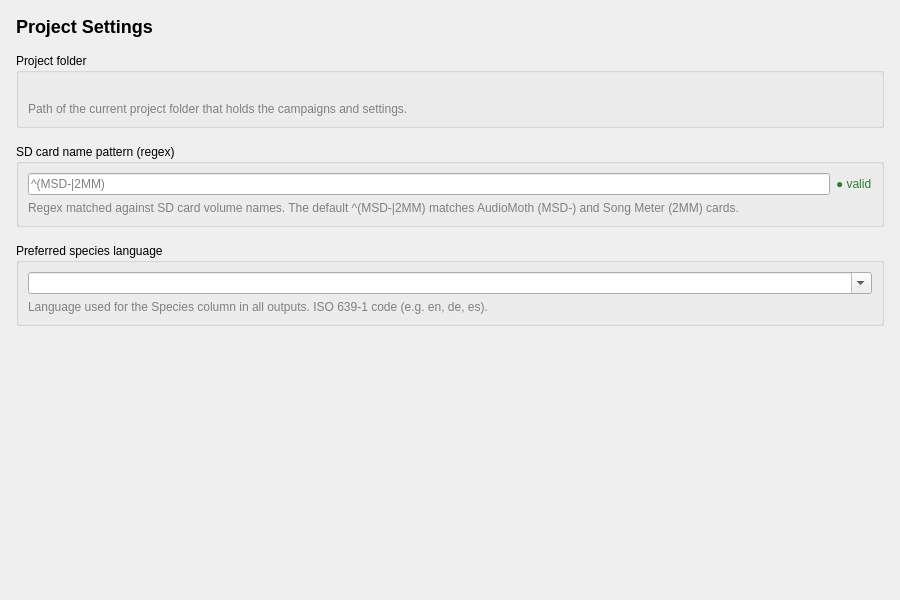
The window that src/pam_analyzer/ui/panels/project_panel.ui (kenwer/pam-analyzer) describes before a commit, drawn with Qt 5.
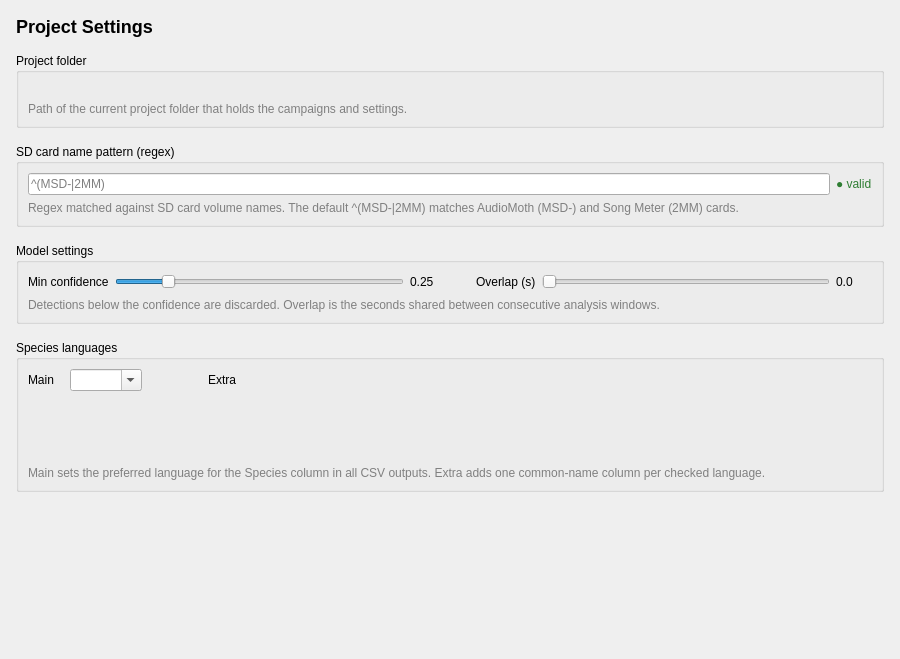
The same window after the commit.

Commit message: Move model settings to the project panel

The edit to the form file:
```diff
--- a/src/pam_analyzer/ui/panels/project_panel.ui
+++ b/src/pam_analyzer/ui/panels/project_panel.ui
@@ -7,10 +7,13 @@
     <x>0</x>
     <y>0</y>
     <width>900</width>
-    <height>600</height>
+    <height>659</height>
    </rect>
   </property>
   <layout class="QVBoxLayout" name="root_layout">
+   <property name="spacing">
+    <number>16</number>
+   </property>
    <property name="leftMargin">
     <number>16</number>
    </property>
@@ -23,21 +26,16 @@
    <property name="bottomMargin">
     <number>16</number>
    </property>
-   <property name="spacing">
-    <number>16</number>
-   </property>
    <item>
     <widget class="QLabel" name="title_label">
-     <property name="text">
-      <string>Project Settings</string>
-     </property>
      <property name="styleSheet">
       <string>font-size: 18px; font-weight: 600;</string>
      </property>
+     <property name="text">
+      <string>Project Settings</string>
+     </property>
     </widget>
    </item>
-
-   <!-- Project folder (read-only) -->
    <item>
     <widget class="QGroupBox" name="folder_group">
      <property name="title">
@@ -46,41 +44,39 @@
      <layout class="QVBoxLayout" name="folder_layout">
       <item>
        <widget class="QLabel" name="folder_label">
-        <property name="text">
-         <string/>
-        </property>
-        <property name="textInteractionFlags">
-         <set>Qt::TextSelectableByMouse|Qt::LinksAccessibleByMouse</set>
-        </property>
         <property name="cursor">
          <cursorShape>PointingHandCursor</cursorShape>
         </property>
         <property name="styleSheet">
          <string>color: #1a73e8; text-decoration: underline;</string>
         </property>
+        <property name="text">
+         <string/>
+        </property>
         <property name="openExternalLinks">
          <bool>false</bool>
         </property>
+        <property name="textInteractionFlags">
+         <set>Qt::TextInteractionFlag::LinksAccessibleByMouse|Qt::TextInteractionFlag::TextSelectableByMouse</set>
+        </property>
        </widget>
       </item>
       <item>
        <widget class="QLabel" name="folder_caption_label">
+        <property name="styleSheet">
+         <string>color: gray;</string>
+        </property>
         <property name="text">
          <string>Path of the current project folder that holds the campaigns and settings.</string>
         </property>
         <property name="wordWrap">
          <bool>true</bool>
         </property>
-        <property name="styleSheet">
-         <string>color: gray;</string>
-        </property>
        </widget>
       </item>
      </layout>
     </widget>
    </item>
-
-   <!-- SD card name pattern -->
    <item>
     <widget class="QGroupBox" name="sdcard_group">
      <property name="title">
@@ -98,14 +94,11 @@
         </item>
         <item>
          <widget class="QLabel" name="regex_indicator_label">
-          <property name="text">
-           <string>● valid</string>
-          </property>
           <property name="styleSheet">
            <string>color: #2e7d32;</string>
           </property>
-          <property name="minimumWidth">
-           <number>80</number>
+          <property name="text">
+           <string>● valid</string>
           </property>
          </widget>
         </item>
@@ -113,59 +106,249 @@
       </item>
       <item>
        <widget class="QLabel" name="sdcard_caption_label">
+        <property name="styleSheet">
+         <string>color: gray;</string>
+        </property>
         <property name="text">
          <string>Regex matched against SD card volume names. The default ^(MSD-|2MM) matches AudioMoth (MSD-) and Song Meter (2MM) cards.</string>
         </property>
         <property name="wordWrap">
          <bool>true</bool>
         </property>
+       </widget>
+      </item>
+     </layout>
+    </widget>
+   </item>
+   <item>
+    <widget class="QGroupBox" name="thresholds_group">
+     <property name="title">
+      <string>Model settings</string>
+     </property>
+     <layout class="QVBoxLayout" name="thresholds_layout">
+      <item>
+       <layout class="QHBoxLayout" name="thresholds_row">
+        <item>
+         <widget class="QLabel" name="min_conf_label">
+          <property name="text">
+           <string>Min confidence</string>
+          </property>
+         </widget>
+        </item>
+        <item>
+         <widget class="QSlider" name="min_conf_slider">
+          <property name="minimum">
+           <number>10</number>
+          </property>
+          <property name="maximum">
+           <number>100</number>
+          </property>
+          <property name="value">
+           <number>25</number>
+          </property>
+          <property name="orientation">
+           <enum>Qt::Orientation::Horizontal</enum>
+          </property>
+         </widget>
+        </item>
+        <item>
+         <widget class="QLabel" name="min_conf_value">
+          <property name="minimumSize">
+           <size>
+            <width>36</width>
+            <height>0</height>
+           </size>
+          </property>
+          <property name="text">
+           <string>0.25</string>
+          </property>
+         </widget>
+        </item>
+        <item>
+         <spacer name="thresholds_mid_spacer">
+          <property name="orientation">
+           <enum>Qt::Orientation::Horizontal</enum>
+          </property>
+          <property name="sizeType">
+           <enum>QSizePolicy::Policy::Fixed</enum>
+          </property>
+          <property name="sizeHint" stdset="0">
+           <size>
+            <width>24</width>
+            <height>20</height>
+           </size>
+          </property>
+         </spacer>
+        </item>
+        <item>
+         <widget class="QLabel" name="overlap_label">
+          <property name="text">
+           <string>Overlap (s)</string>
+          </property>
+         </widget>
+        </item>
+        <item>
+         <widget class="QSlider" name="overlap_slider">
+          <property name="minimum">
+           <number>0</number>
+          </property>
+          <property name="maximum">
+           <number>29</number>
+          </property>
+          <property name="value">
+           <number>0</number>
+          </property>
+          <property name="orientation">
+           <enum>Qt::Orientation::Horizontal</enum>
+          </property>
+         </widget>
+        </item>
+        <item>
+         <widget class="QLabel" name="overlap_value">
+          <property name="minimumSize">
+           <size>
+            <width>36</width>
+            <height>0</height>
+           </size>
+          </property>
+          <property name="text">
+           <string>0.0</string>
+          </property>
+         </widget>
+        </item>
+       </layout>
+      </item>
+      <item>
+       <widget class="QLabel" name="thresholds_caption_label">
         <property name="styleSheet">
          <string>color: gray;</string>
         </property>
+        <property name="text">
+         <string>Detections below the confidence are discarded. Overlap is the seconds shared between consecutive analysis windows.</string>
+        </property>
+        <property name="wordWrap">
+         <bool>true</bool>
+        </property>
        </widget>
       </item>
      </layout>
     </widget>
    </item>
-
-   <!-- Preferred species language -->
    <item>
     <widget class="QGroupBox" name="lang_group">
      <property name="title">
-      <string>Preferred species language</string>
+      <string>Species languages</string>
      </property>
      <layout class="QVBoxLayout" name="lang_layout">
       <item>
-       <widget class="QComboBox" name="species_lang_combo">
-        <property name="editable">
-         <bool>true</bool>
+       <layout class="QGridLayout" name="lang_grid">
+        <property name="horizontalSpacing">
+         <number>16</number>
         </property>
-        <property name="maximumWidth">
-         <number>240</number>
+        <property name="verticalSpacing">
+         <number>6</number>
         </property>
-       </widget>
+        <item row="0" column="0">
+         <widget class="QLabel" name="preferred_lang_label">
+          <property name="text">
+           <string>Main</string>
+          </property>
+         </widget>
+        </item>
+        <item row="0" column="1">
+         <widget class="QComboBox" name="species_lang_combo">
+          <property name="maximumSize">
+           <size>
+            <width>200</width>
+            <height>16777215</height>
+           </size>
+          </property>
+          <property name="editable">
+           <bool>true</bool>
+          </property>
+         </widget>
+        </item>
+        <item row="0" column="2">
+         <spacer name="lang_mid_spacer">
+          <property name="orientation">
+           <enum>Qt::Orientation::Horizontal</enum>
+          </property>
+          <property name="sizeType">
+           <enum>QSizePolicy::Policy::Fixed</enum>
+          </property>
+          <property name="sizeHint" stdset="0">
+           <size>
+            <width>50</width>
+            <height>20</height>
+           </size>
+          </property>
+         </spacer>
+        </item>
+        <item row="0" column="3">
+         <widget class="QLabel" name="additional_lang_label">
+          <property name="text">
+           <string>Extra</string>
+          </property>
+         </widget>
+        </item>
+        <item row="1" column="3">
+         <layout class="QGridLayout" name="locales_grid">
+          <property name="horizontalSpacing">
+           <number>16</number>
+          </property>
+          <property name="verticalSpacing">
+           <number>4</number>
+          </property>
+         </layout>
+        </item>
+        <item row="0" column="4" rowspan="2">
+         <spacer name="lang_right_spacer">
+          <property name="orientation">
+           <enum>Qt::Orientation::Horizontal</enum>
+          </property>
+          <property name="sizeHint" stdset="0">
+           <size>
+            <width>40</width>
+            <height>20</height>
+           </size>
+          </property>
+         </spacer>
+        </item>
+        <item row="2" column="0">
+         <spacer name="lang_bottom_spacer">
+          <property name="orientation">
+           <enum>Qt::Orientation::Vertical</enum>
+          </property>
+          <property name="sizeHint" stdset="0">
+           <size>
+            <width>20</width>
+            <height>0</height>
+           </size>
+          </property>
+         </spacer>
+        </item>
+       </layout>
       </item>
       <item>
        <widget class="QLabel" name="lang_caption_label">
+        <property name="styleSheet">
+         <string>color: gray;</string>
+        </property>
         <property name="text">
-         <string>Language used for the Species column in all outputs. ISO 639-1 code (e.g. en, de, es).</string>
+         <string>Main sets the preferred language for the Species column in all CSV outputs. Extra adds one common-name column per checked language.</string>
         </property>
         <property name="wordWrap">
          <bool>true</bool>
         </property>
-        <property name="styleSheet">
-         <string>color: gray;</string>
-        </property>
        </widget>
       </item>
      </layout>
     </widget>
    </item>
-
    <item>
     <spacer name="bottom_spacer">
      <property name="orientation">
-      <enum>Qt::Vertical</enum>
+      <enum>Qt::Orientation::Vertical</enum>
      </property>
      <property name="sizeHint" stdset="0">
       <size>
```
The commit also changes 15 other files.
